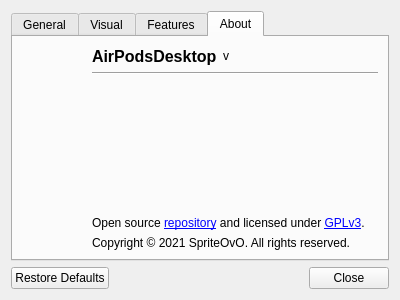
Old version of the form Source/Gui/SettingsWindow.ui in the repository SpriteOvO/AirPodsDesktop.
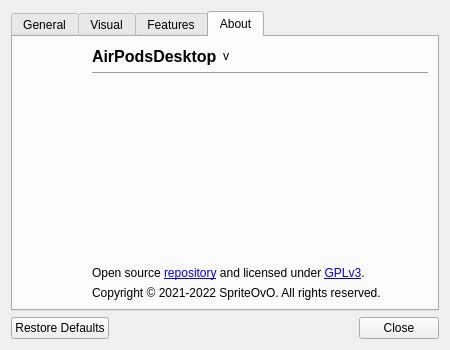
New version of the form. The open tabs and pages were chosen to show the change. Icons and pictures are not drawn.

Commit message: Update copyright year in "About" tab

Patch:
```diff
--- a/Source/Gui/SettingsWindow.ui
+++ b/Source/Gui/SettingsWindow.ui
@@ -6,8 +6,8 @@
    <rect>
     <x>0</x>
     <y>0</y>
-    <width>400</width>
-    <height>300</height>
+    <width>450</width>
+    <height>350</height>
    </rect>
   </property>
   <property name="windowTitle">
@@ -380,7 +380,7 @@
          <item>
           <widget class="QLabel" name="label_4">
            <property name="text">
-            <string>Copyright © 2021 SpriteOvO. All rights reserved.</string>
+            <string>Copyright © 2021-2022 SpriteOvO. All rights reserved.</string>
            </property>
           </widget>
          </item>
```
The commit also changes 3 other files.
